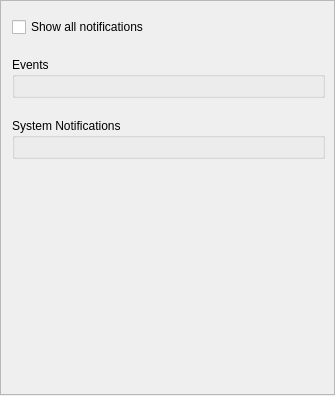
networkoptix/nx_open, file vms/client/nx_vms_client_desktop/src/ui/widgets/local_settings/popup_settings_widget.ui: the form before one commit.
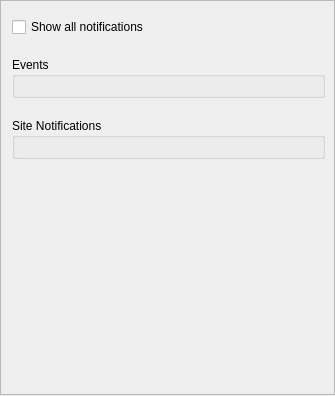
The form after the commit. Custom widgets are drawn as their Qt base class.

Commit message: VMS-42357: Rename system to site

The edit to the form file:
```diff
--- a/vms/client/nx_vms_client_desktop/src/ui/widgets/local_settings/popup_settings_widget.ui
+++ b/vms/client/nx_vms_client_desktop/src/ui/widgets/local_settings/popup_settings_widget.ui
@@ -86,7 +86,7 @@
        <item>
         <widget class="QGroupBox" name="systemHealthGroupBox">
          <property name="title">
-          <string>System Notifications</string>
+          <string>Site Notifications</string>
          </property>
          <property name="flat">
           <bool>true</bool>
```
The commit also changes 92 other files.
